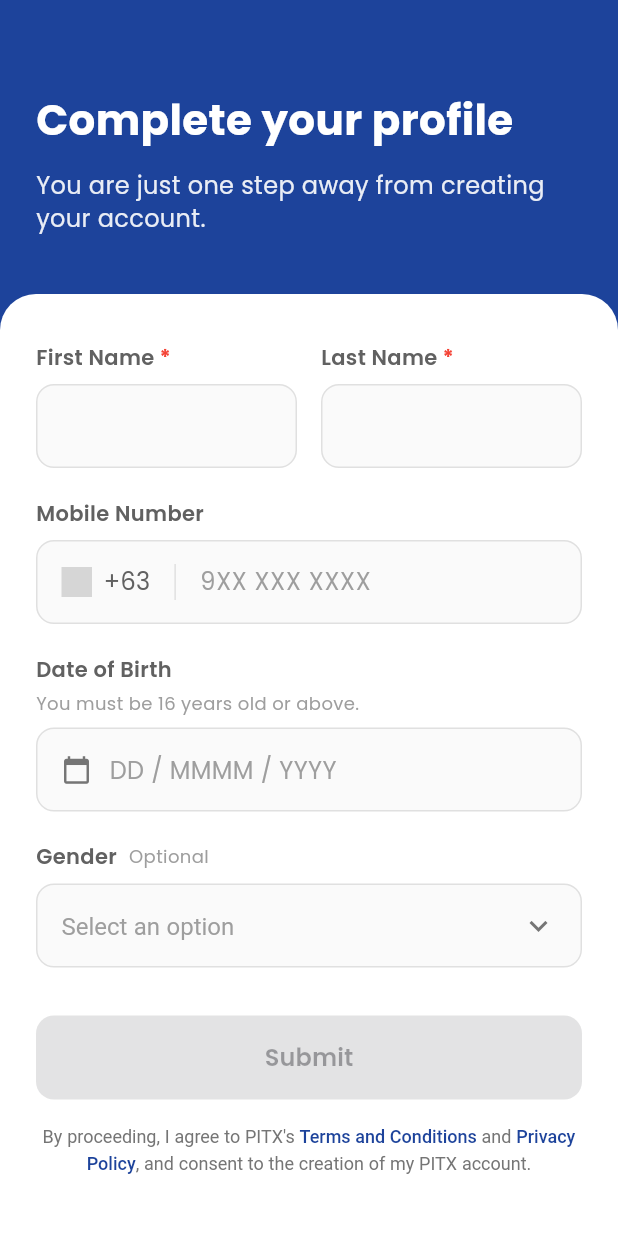
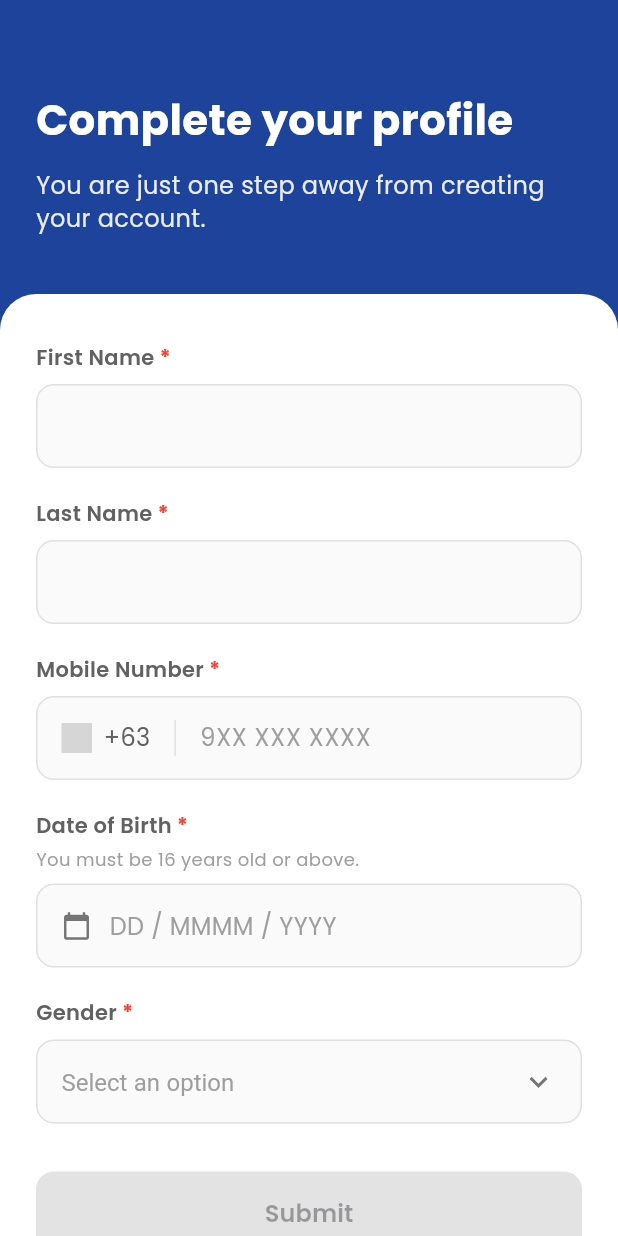
Before and after one commit to pitxitojt/pitx-app, a Flutter app: the ProfileCompletion screen opened by its route, on a phone screen of 412 x 824 dp. Run offline on Flutter 3.47's test engine with Material 3 defaults, Android fonts, the phone set to English and light mode, and no system bars; our stand-ins replace google_fonts; missing offline and left inert: country_flags; grey boxes are pictures that could not be loaded.

Commit message:
require all fields

```diff
--- a/lib/pages/ProfileCompletion.dart
+++ b/lib/pages/ProfileCompletion.dart
@@ -148,27 +148,19 @@ class _ProfileCompletionState extends State<ProfileCompletion> {
                 children: [
                   const SizedBox(height: 8),
 
-                  // Name fields row
-                  Row(
-                    children: [
-                      // First Name
-                      Expanded(
-                        child: _buildInputField(
+                  // Name fields
+                  _buildInputField(
                     label: 'First Name',
                     controller: _firstNameController,
                     isRequired: true,
                   ),
-                      ),
-                      const SizedBox(width: 16),
-                      // Last Name
-                      Expanded(
-                        child: _buildInputField(
+
+                  const SizedBox(height: 20),
+
+                  _buildInputField(
                     label: 'Last Name',
                     controller: _lastNameController,
                     isRequired: true,
-                        ),
-                      ),
-                    ],
                   ),
 
                   const SizedBox(height: 20),
@@ -333,6 +325,8 @@ class _ProfileCompletionState extends State<ProfileCompletion> {
     return Column(
       crossAxisAlignment: CrossAxisAlignment.start,
       children: [
+        Row(
+          children: [
             Text(
               'Mobile Number',
               style: TextStyle(
@@ -341,6 +335,17 @@ class _ProfileCompletionState extends State<ProfileCompletion> {
                 color: Colors.grey[700],
               ),
             ),
+            Text(
+              ' *',
+              style: TextStyle(
+                color: Colors.red,
+                fontSize: 14,
+                fontWeight: FontWeight.bold,
+              ),
+            ),
+          ],
+        ),
+
         const SizedBox(height: 8),
         Container(
           height: 56,
@@ -406,6 +411,8 @@ class _ProfileCompletionState extends State<ProfileCompletion> {
     return Column(
       crossAxisAlignment: CrossAxisAlignment.start,
       children: [
+        Row(
+          children: [
             Text(
               'Date of Birth',
               style: TextStyle(
@@ -413,6 +420,16 @@ class _ProfileCompletionState extends State<ProfileCompletion> {
                 fontWeight: FontWeight.w600,
                 color: Colors.grey[700],
               ),
+            ),
+            Text(
+              ' *',
+              style: TextStyle(
+                color: Colors.red,
+                fontSize: 14,
+                fontWeight: FontWeight.bold,
+              ),
+            ),
+          ],
         ),
         const SizedBox(height: 4),
         Text(
@@ -469,10 +486,13 @@ class _ProfileCompletionState extends State<ProfileCompletion> {
                 color: Colors.grey[700],
               ),
             ),
-            const SizedBox(width: 8),
             Text(
-              'Optional',
-              style: TextStyle(fontSize: 12, color: Colors.grey[500]),
+              ' *',
+              style: TextStyle(
+                color: Colors.red,
+                fontSize: 14,
+                fontWeight: FontWeight.bold,
+              ),
             ),
           ],
         ),
```
Lines whose indentation alone changed are shown as unchanged.
